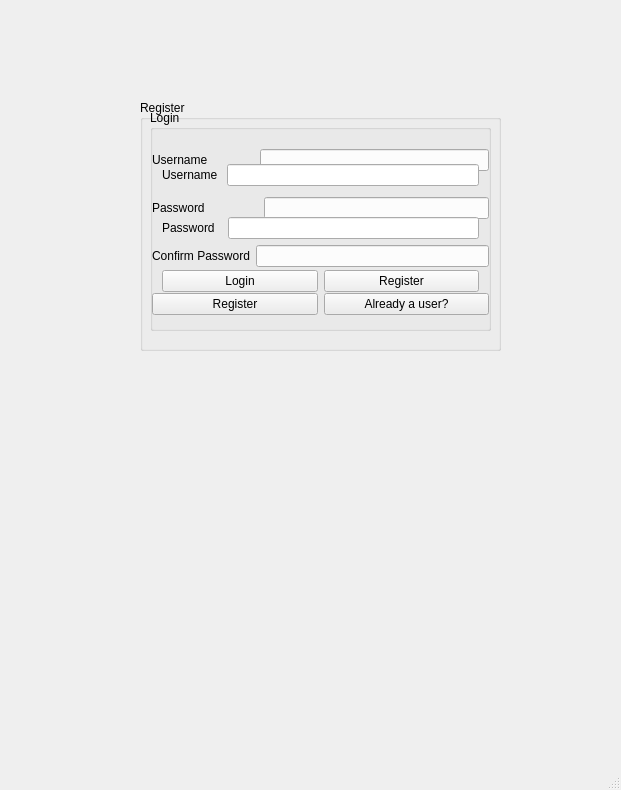
khalilmasri/Skype, file src/client/gui/ui/welcome.ui: the form before one commit.
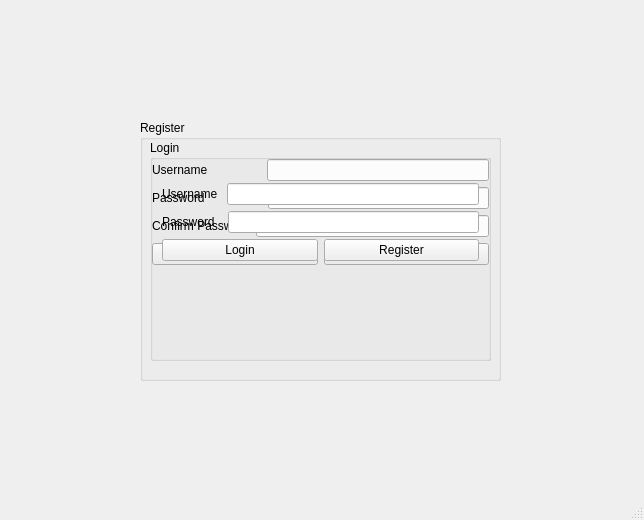
The form after the commit.

Commit message: Set max characters for username/password and message text

```diff
--- a/src/client/gui/ui/welcome.ui
+++ b/src/client/gui/ui/welcome.ui
@@ -6,8 +6,8 @@
    <rect>
     <x>0</x>
     <y>0</y>
-    <width>621</width>
-    <height>790</height>
+    <width>644</width>
+    <height>520</height>
    </rect>
   </property>
   <property name="windowTitle">
@@ -18,7 +18,7 @@
     <property name="geometry">
      <rect>
       <x>150</x>
-      <y>110</y>
+      <y>140</y>
       <width>341</width>
       <height>221</height>
      </rect>
@@ -33,6 +33,22 @@
      <string>Login</string>
     </property>
     <layout class="QVBoxLayout" name="verticalLayout">
+     <item>
+      <spacer name="verticalSpacer">
+       <property name="orientation">
+        <enum>Qt::Vertical</enum>
+       </property>
+       <property name="sizeType">
+        <enum>QSizePolicy::Fixed</enum>
+       </property>
+       <property name="sizeHint" stdset="0">
+        <size>
+         <width>9</width>
+         <height>14</height>
+        </size>
+       </property>
+      </spacer>
+     </item>
      <item>
       <layout class="QHBoxLayout" name="horizontalLayout">
        <item>
@@ -86,27 +102,53 @@
        </item>
       </layout>
      </item>
+     <item>
+      <widget class="QLabel" name="login_error">
+       <property name="enabled">
+        <bool>true</bool>
+       </property>
+       <property name="text">
+        <string/>
+       </property>
+      </widget>
+     </item>
     </layout>
    </widget>
    <widget class="QGroupBox" name="Register_group">
     <property name="geometry">
      <rect>
       <x>140</x>
-      <y>100</y>
+      <y>120</y>
       <width>361</width>
-      <height>251</height>
+      <height>261</height>
      </rect>
     </property>
     <property name="title">
      <string>Register</string>
     </property>
     <layout class="QVBoxLayout" name="verticalLayout_2">
+     <item>
+      <spacer name="verticalSpacer_2">
+       <property name="orientation">
+        <enum>Qt::Vertical</enum>
+       </property>
+       <property name="sizeType">
+        <enum>QSizePolicy::Fixed</enum>
+       </property>
+       <property name="sizeHint" stdset="0">
+        <size>
+         <width>4</width>
+         <height>10</height>
+        </size>
+       </property>
+      </spacer>
+     </item>
      <item>
       <layout class="QHBoxLayout" name="horizontalLayout_4">
        <item alignment="Qt::AlignLeft|Qt::AlignVCenter">
         <widget class="QLabel" name="label_3">
          <property name="text">
-          <string>Username              </string>
+          <string>Username                </string>
          </property>
         </widget>
        </item>
@@ -120,7 +162,7 @@
        <item>
         <widget class="QLabel" name="label_4">
          <property name="text">
-          <string>Password                </string>
+          <string>Password                 </string>
          </property>
         </widget>
        </item>
@@ -181,6 +223,13 @@
        </item>
       </layout>
      </item>
+     <item>
+      <widget class="QLabel" name="register_error">
+       <property name="text">
+        <string/>
+       </property>
+      </widget>
+     </item>
     </layout>
    </widget>
    <zorder>Register_group</zorder>
```
Left out of the diff: 23 changed lines with no effect on the pictures. The commit also changes 7 other files.
